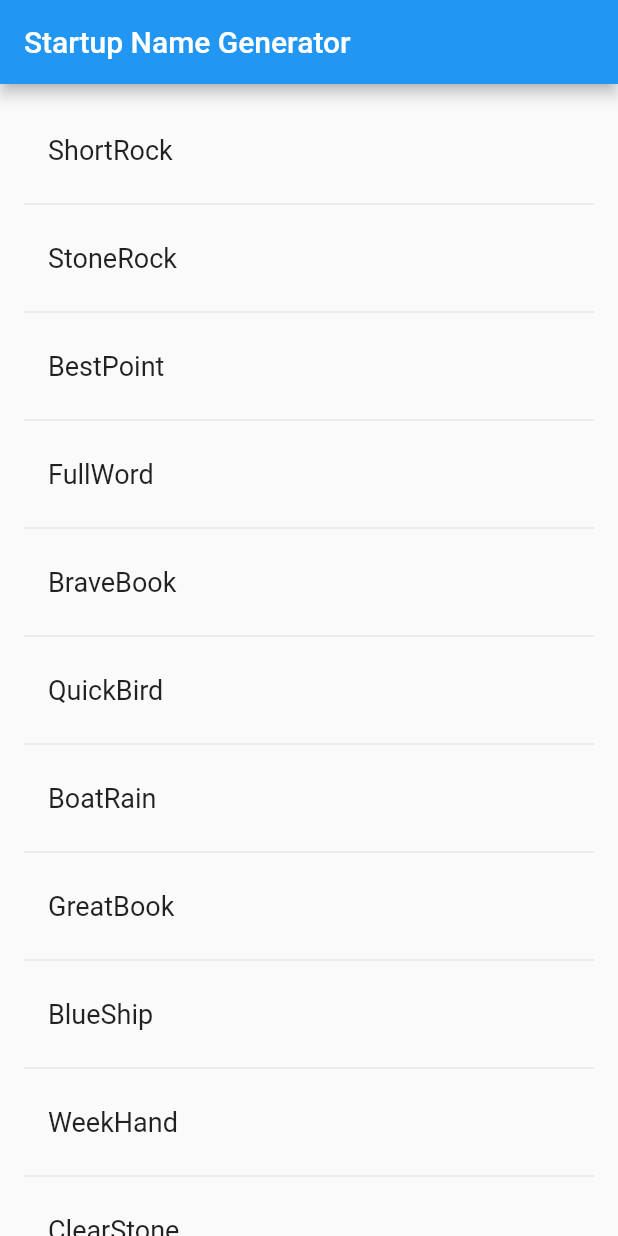
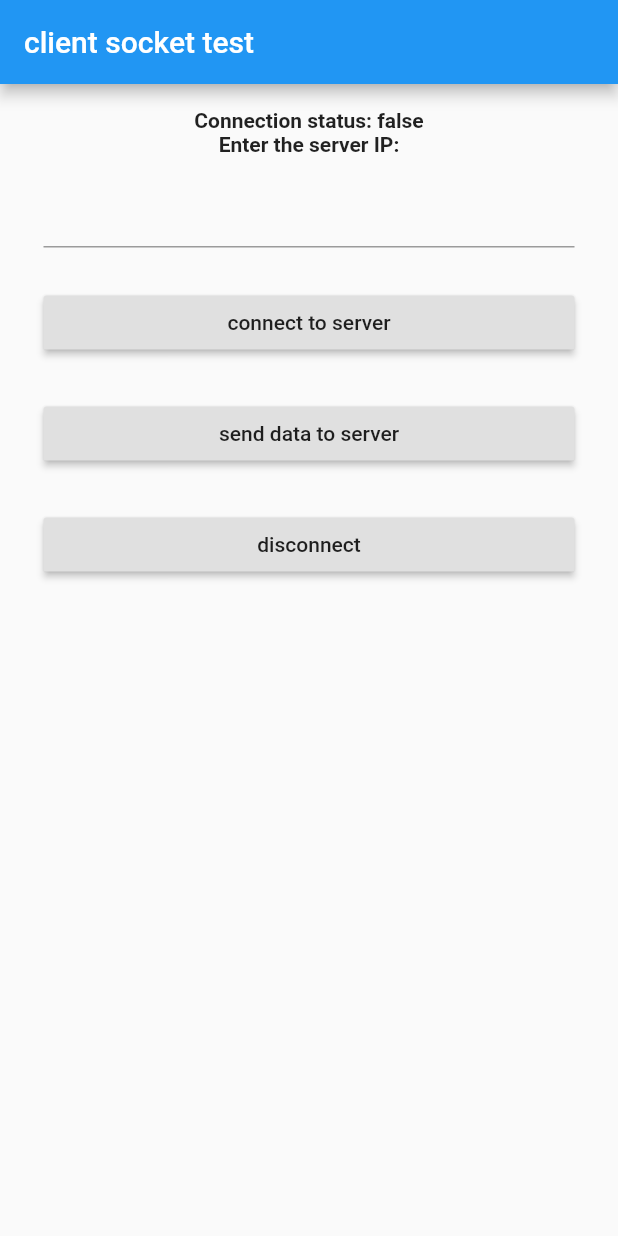
Before and after one commit to juanluishg/prueba_flutter, a Flutter app: the screen it shows after launch, on a phone screen of 412 x 824 dp. Run offline on Flutter 3.47's test engine with Material 2 defaults, Android fonts, the light colour scheme and no system bars.

Commit message:
uff muchas cosas

```diff
--- /dev/null
+++ b/lib/connector.dart
@@ -0,0 +1,66 @@
+import 'dart:io';
+
+class SocketBat {
+  static const bool DEBUG = true;
+
+  SecureSocket _secureSocket;
+  String _host;
+  static const int PORT = 3000;
+
+  SocketBat(this._host);
+
+  Future<bool> connect() async {
+    try {
+      SecurityContext securityContext = SecurityContext();
+      _secureSocket = await SecureSocket.connect(
+        _host,
+        PORT,
+        context: securityContext,
+        onBadCertificate: _onBadCertificate,
+        timeout: Duration(seconds: 10),
+      );
+    } on SocketException catch (e){
+      print(e.toString());
+      return false;
+    } on HandshakeException catch (e){
+      print(e.toString());
+      return false;
+    }
+
+  _secureSocket.setOption(SocketOption.tcpNoDelay, true);
+
+  _secureSocket.listen(_receiveDataFromServer, onError: (error){
+    print(error.toString());
+  }, onDone: _socketDisconnected);
+
+  return true;
+  }
+
+  bool _onBadCertificate(X509Certificate certificate){
+    return true;
+  }
+
+  void _receiveDataFromServer(data){
+    if(DEBUG) print("_receiveDataFromServer");
+  }
+
+  void _socketDisconnected() {
+    if(DEBUG) print("_socketDisconnected");
+    _secureSocket = null;
+  }
+
+  void disconnect(){
+    if(_secureSocket != null){
+      _secureSocket.destroy();
+    }
+  }
+
+  void sendMessage(final List<int> bytes) {
+    if(bytes != null && bytes.length > 0 ){
+      if(_secureSocket != null){
+        print("send bytes len: ${bytes.length}");
+        _secureSocket.add(bytes);
+      }
+    }
+  }
+}
--- a/lib/main.dart
+++ b/lib/main.dart
@@ -3,7 +3,8 @@
 // found in the LICENSE file.
 
 import 'package:flutter/material.dart';
-import 'package:english_words/english_words.dart';
+import 'connector.dart';
+import 'websocket.dart';
 
 void main() => runApp(MyApp());
 
@@ -11,50 +12,110 @@ class MyApp extends StatelessWidget {
   @override
   Widget build(BuildContext context) {
     return MaterialApp(
-      title: "Startup Name Generator",
-      home: RandomWords(),
+        title: "Prueba",
+        theme: ThemeData(
+          primarySwatch: Colors.blue,
+        ),
+        home: MyHomePage(title: 'client socket test'),
         );
   }
 }
 
-class RandomWordsState extends State<RandomWords> {
-  final _suggestions = <WordPair>[];
-  final _biggerFont = const TextStyle(fontSize: 18.0);
+class MyHomePage extends StatefulWidget {
+  MyHomePage({Key key, this.title}) : super(key: key);
+  final String title;
+
   @override
-  Widget build(BuildContext context) {
+  _MyHomePageState createState() => _MyHomePageState();
+}
+
+class _MyHomePageState extends State<MyHomePage> {
+  final myController = TextEditingController();
+
+  @override
+  Widget build(BuildContext context){
     return Scaffold(
       appBar: AppBar(
-        title: Text("Startup Name Generator"),
+        title: Text(widget.title),
       ),
-      body: _buildSuggestions(),
+       body: ListView(
+        padding: const EdgeInsets.all(16.0),
+        children: <Widget>[
+          Text(
+            'Connection status: $connected',
+            textAlign: TextAlign.center,
+            overflow: TextOverflow.ellipsis,
+            style: TextStyle(fontWeight: FontWeight.bold),
+          ),
+          Text(
+            'Enter the server IP:',
+            textAlign: TextAlign.center,
+            overflow: TextOverflow.ellipsis,
+            style: TextStyle(fontWeight: FontWeight.bold),
+          ),
+          Container(
+            margin: const EdgeInsets.all(13.0),
+            child: TextField(
+              controller: myController,
+            ),
+          ),
+          Container(
+            margin: const EdgeInsets.all(13.0),
+            child: RaisedButton(
+                onPressed: () {
+                  print("click: connect");
+                  connect();
+                },
+                child: Text("connect to server")),
+          ),
+          Container(
+            margin: const EdgeInsets.all(13.0),
+            child: RaisedButton(
+                onPressed: () {
+                  print("click: send");
+                  sendData();
+                },
+                child: Text("send data to server")),
+          ),
+          Container(
+            margin: const EdgeInsets.all(13.0),
+            child: RaisedButton(
+                onPressed: () {
+                  print("click: disconnect");
+                  disconnect();
+                },
+                child: Text("disconnect")),
+          ),
+        ],
+    ),
     );
 }
 
-  Widget _buildSuggestions(){
-    return ListView.builder(
-      padding: const EdgeInsets.all(16.0),
-      itemBuilder: (context, i) {
-        if(i.isOdd) return Divider();
+bool connected = false;
+  SocketBat connector;
 
-        final index = i ~/ 2;
-        if(index >= _suggestions.length){
-          _suggestions.addAll(generateWordPairs().take(10));
-        }
-        return _buildRow(_suggestions[index]);
+  void connect() {
+    connector = SocketBat(myController.text);
+    connector.connect().then((v) {
+      print("connnected:$v");
+      setState(() {
+        connected = v;
+      });
     });
   }
 
-      Widget _buildRow(WordPair pair) {
-        return ListTile(
-          title: Text(
-            pair.asPascalCase,
-            style: _biggerFont,
-          ),
-        );
+  void sendData() {
+    if (connected && connector != null) {
+      connector.sendMessage(List.filled(1000, 1));
     }
   }
 
-class RandomWords extends StatefulWidget {
-  @override
-  RandomWordsState createState() => RandomWordsState();
+  void disconnect() {
+    if (connector != null) {
+      connector.disconnect();
+      connector = null;
+      connected = false;
+      setState(() {});
     }
+  }
+}
--- /dev/null
+++ b/lib/websocket.dart
@@ -0,0 +1,84 @@
+import 'package:flutter/foundation.dart';
+import 'package:web_socket_channel/io.dart';
+import 'package:flutter/material.dart';
+import 'package:web_socket_channel/web_socket_channel.dart';
+
+//void main() => runApp(MyApp());
+
+class MyAppW extends StatelessWidget {
+  @override
+  Widget build(BuildContext context) {
+    final title = 'WebSocket Demo';
+    return MaterialApp(
+      title: title,
+      home: MyHomePage(
+        title: title,
+        channel: IOWebSocketChannel.connect('wss://35.187.101.24:3000'),
+      ),
+    );
+  }
+}
+
+class MyHomePage extends StatefulWidget {
+  final String title;
+  final WebSocketChannel channel;
+
+  MyHomePage({Key key, @required this.title, @required this.channel})
+      : super(key: key);
+
+  @override
+  _MyHomePageState createState() => _MyHomePageState();
+}
+
+class _MyHomePageState extends State<MyHomePage> {
+  TextEditingController _controller = TextEditingController();
+
+  @override
+  Widget build(BuildContext context) {
+    return Scaffold(
+      appBar: AppBar(
+        title: Text(widget.title),
+      ),
+      body: Padding(
+        padding: const EdgeInsets.all(20.0),
+        child: Column(
+          crossAxisAlignment: CrossAxisAlignment.start,
+          children: <Widget>[
+            Form(
+              child: TextFormField(
+                controller: _controller,
+                decoration: InputDecoration(labelText: 'Send a message'),
+              ),
+            ),
+            StreamBuilder(
+              stream: widget.channel.stream,
+              builder: (context, snapshot) {
+                return Padding(
+                  padding: const EdgeInsets.symmetric(vertical: 24.0),
+                  child: Text(snapshot.hasData ? '${snapshot.data}' : ''),
+                );
+              },
+            )
+          ],
+        ),
+      ),
+      floatingActionButton: FloatingActionButton(
+        onPressed: _sendMessage,
+        tooltip: 'Send message',
+        child: Icon(Icons.send),
+      ), // This trailing comma makes auto-formatting nicer for build methods.
+    );
+  }
+
+  void _sendMessage() {
+    if (_controller.text.isNotEmpty) {
+      widget.channel.sink.add(_controller.text);
+    }
+  }
+
+  @override
+  void dispose() {
+    widget.channel.sink.close();
+    super.dispose();
+  }
+}
--- a/pubspec.yaml
+++ b/pubspec.yaml
@@ -24,6 +24,7 @@ dependencies:
   # Use with the CupertinoIcons class for iOS style icons.
   cupertino_icons: ^0.1.2
   english_words: ^3.1.5
+  web_socket_channel: ^1.1.0
 
 dev_dependencies:
   flutter_test:
```
Also changed, not shown: pubspec.lock. Lines whose indentation alone changed are shown as unchanged.
